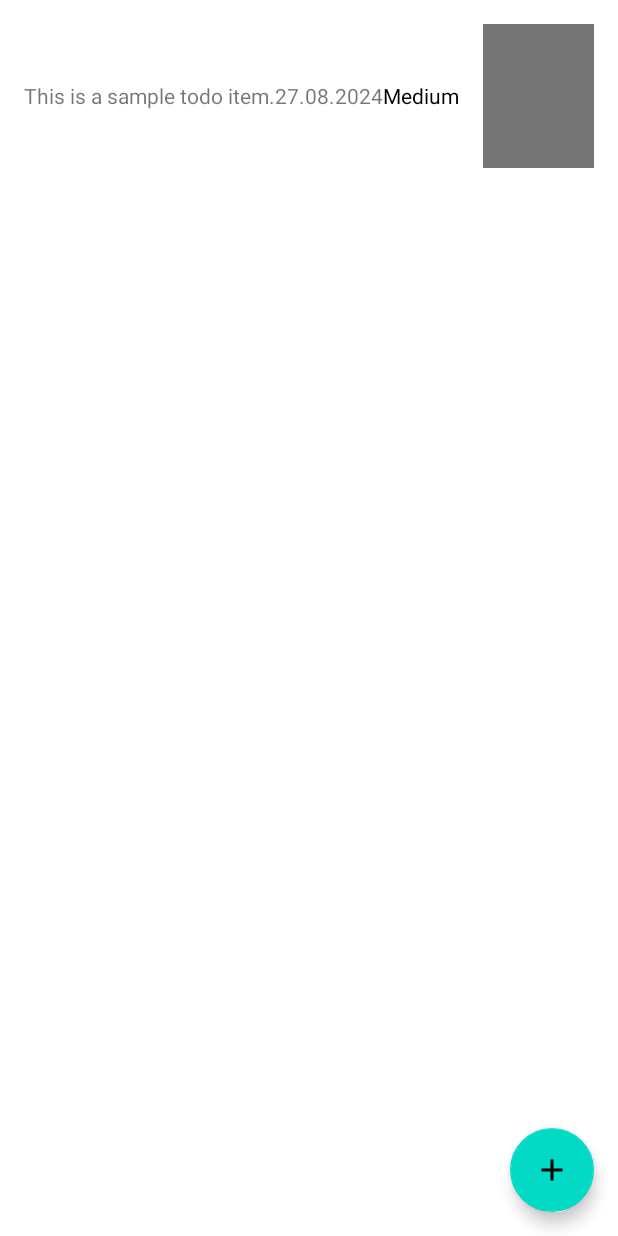
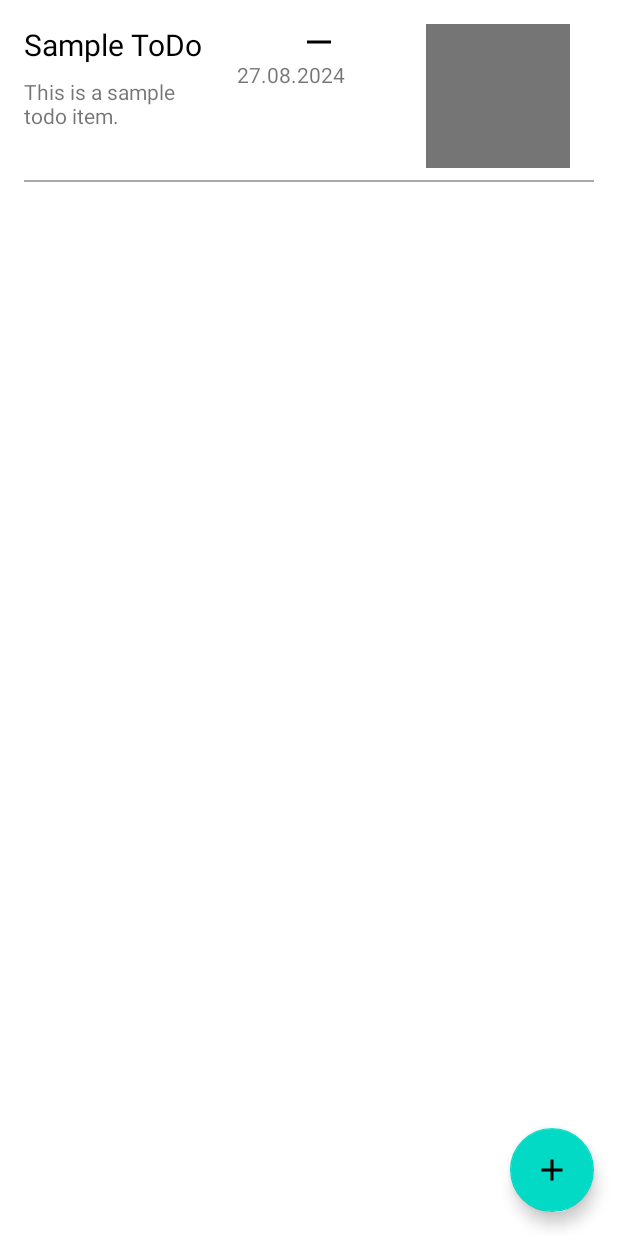
Before and after one commit to KathrinGitHub/ToDo-List, an Android app: the InnerListActivity screen opened directly, with no data from a screen before it, on a phone screen of 412 x 824 dp. Run offline under Robolectric (Android 15) with nearby library versions, the phone set to English and light mode, and no system bars.

Commit message:
revised todo-item, enchanced layout

```diff
--- a/app/src/main/java/com/example/todoapp/InnerListActivity.kt
+++ b/app/src/main/java/com/example/todoapp/InnerListActivity.kt
@@ -17,6 +17,8 @@ import androidx.recyclerview.widget.RecyclerView
 import com.google.android.material.floatingactionbutton.FloatingActionButton
 import java.util.Calendar
 import java.util.UUID
+import android.widget.ImageView
+
 
 
 class InnerListActivity : AppCompatActivity() {
@@ -79,12 +81,22 @@ class InnerListActivity : AppCompatActivity() {
 
     private fun getToDoListByName(name: String?): ToDoList? {
         return if (name != null) {
-            null
+            ToDoList.findByName(name) ?: ToDoList(
+                list_ID = UUID.randomUUID().toString(),
+                name = name,
+                todos = mutableListOf<ToDo>(),
+                creator_ID = "default_creator"
+            )
         } else {
-            //ToDoList(name ?: "Default List", mutableListOf())
-            null
+            ToDoList(
+                list_ID = UUID.randomUUID().toString(),
+                name = "Unnamed List",
+                todos = mutableListOf<ToDo>(),
+                creator_ID = "default_creator"
+            )
         }
     }
+
 
     private fun showAddToDoDialog() {
         val builder = AlertDialog.Builder(this)
@@ -127,9 +139,9 @@ class InnerListActivity : AppCompatActivity() {
                     dueDate = selectedDate,
                     priority = priority
                 )
-                selectedToDoList?.todos?.add(todo)
-                toDoAdapter.notifyDataSetChanged()
-                //toDoAdapter.addToDo(todo)
+                //selectedToDoList?.todos?.add(todo)
+                //toDoAdapter.notifyDataSetChanged()
+                toDoAdapter.addToDo(todo)
 
                 Log.d("MainActivity", "ToDo hinzugefügt:")
                 Log.d("MainActivity", "Title: ${todo.title}")
@@ -160,7 +172,4 @@ class InnerListActivity : AppCompatActivity() {
             getSystemService(Context.NOTIFICATION_SERVICE) as NotificationManager
         notificationManager.createNotificationChannel(channel)
     }
-
-
-
 }
--- a/app/src/main/java/com/example/todoapp/ToDoAdapter.kt
+++ b/app/src/main/java/com/example/todoapp/ToDoAdapter.kt
@@ -10,6 +10,8 @@ import androidx.recyclerview.widget.RecyclerView
 import java.text.SimpleDateFormat
 import java.util.Date
 import java.util.Locale
+import android.widget.ImageView
+
 
 class ToDoAdapter(
     private val todos: MutableList<ToDo>
@@ -19,7 +21,7 @@ class ToDoAdapter(
         val titleTextView: TextView = itemView.findViewById(R.id.textViewTitle)
         val descriptionTextView: TextView = itemView.findViewById(R.id.textViewDescription)
         val dueDateTextView: TextView = itemView.findViewById(R.id.textViewDueDate)
-        val priorityTextView: TextView = itemView.findViewById(R.id.textViewPriority)
+        val priorityImageView: ImageView = itemView.findViewById(R.id.imageViewPriority)
         val checkBox: CheckBox = itemView.findViewById(R.id.checkBox)
     }
 
@@ -32,12 +34,15 @@ class ToDoAdapter(
         val todo = todos[position]
         holder.titleTextView.text = todo.title
         holder.descriptionTextView.text = todo.description
-        holder.dueDateTextView.text = todo.dueDate?.let { formatDate(it) } ?: "No due date"
-        holder.priorityTextView.text = when (todo.priority) {
-            2 -> "High"
-            1 -> "Medium"
-            else -> "Low"
+        holder.dueDateTextView.text = todo.dueDate?.let { formatDate(it) } ?: ""
+
+        val priorityImageResId = when (todo.priority) {
+            2 -> R.drawable.baseline_keyboard_arrow_up_24   // Hohe Priorität
+            1 -> R.drawable.baseline_horizontal_rule_24 // Mittlere Priorität
+            else -> R.drawable.baseline_keyboard_arrow_down_24  // Niedrige Priorität
         }
+        holder.priorityImageView.setImageResource(priorityImageResId)
+
         holder.checkBox.setOnCheckedChangeListener(null)
         holder.checkBox.isChecked = todo.isDone
         holder.checkBox.setOnCheckedChangeListener { _, isChecked ->
@@ -56,7 +61,5 @@ class ToDoAdapter(
         todos.add(todo)
         notifyItemInserted(todos.size -1)
         Log.d("ToDoAdapter", "ToDo hinzugefügt: $todo")
-        notifyDataSetChanged()
-
     }
 }
--- a/app/src/main/java/com/example/todoapp/ToDoList.kt
+++ b/app/src/main/java/com/example/todoapp/ToDoList.kt
@@ -41,6 +41,9 @@ data class ToDoList(
             return allLists
         }
 
+        fun findByName(name: String): ToDoList? {
+            return allLists.find { it.name == name }
+        }
 
     }
 }
--- /dev/null
+++ b/app/src/main/res/drawable/baseline_horizontal_rule_24.xml
@@ -0,0 +1,5 @@
+<vector xmlns:android="http://schemas.android.com/apk/res/android" android:height="24dp" android:tint="#000000" android:viewportHeight="24" android:viewportWidth="24" android:width="24dp">
+
+    <path android:fillColor="@android:color/white" android:fillType="evenOdd" android:pathData="M4,11h16v2h-16z"/>
+
+</vector>
--- /dev/null
+++ b/app/src/main/res/drawable/baseline_keyboard_arrow_down_24.xml
@@ -0,0 +1,5 @@
+<vector xmlns:android="http://schemas.android.com/apk/res/android" android:height="24dp" android:tint="#000000" android:viewportHeight="24" android:viewportWidth="24" android:width="24dp">
+
+    <path android:fillColor="@android:color/white" android:pathData="M7.41,8.59L12,13.17l4.59,-4.58L18,10l-6,6 -6,-6 1.41,-1.41z"/>
+
+</vector>
--- /dev/null
+++ b/app/src/main/res/drawable/baseline_keyboard_arrow_up_24.xml
@@ -0,0 +1,5 @@
+<vector xmlns:android="http://schemas.android.com/apk/res/android" android:height="24dp" android:tint="#000000" android:viewportHeight="24" android:viewportWidth="24" android:width="24dp">
+
+    <path android:fillColor="@android:color/white" android:pathData="M7.41,15.41L12,10.83l4.59,4.58L18,14l-6,-6 -6,6z"/>
+
+</vector>
--- a/app/src/main/res/layout/activity_inner_list.xml
+++ b/app/src/main/res/layout/activity_inner_list.xml
@@ -7,14 +7,7 @@
     android:layout_height="match_parent"
     android:orientation="vertical"
     tools:context=".InnerListActivity">
-<!--
-    <androidx.appcompat.widget.Toolbar
-        android:id="@+id/toolbar"
-        android:layout_width="match_parent"
-        android:layout_height="?attr/actionBarSize"
-        android:background="?attr/colorPrimary"
-        app:popupTheme="@style/ThemeOverlay.AppCompat.Light" />
--->
+
     <androidx.recyclerview.widget.RecyclerView
         android:id="@+id/recyclerView"
         android:layout_width="match_parent"
--- a/app/src/main/res/layout/item_todo.xml
+++ b/app/src/main/res/layout/item_todo.xml
@@ -3,44 +3,77 @@
     xmlns:android="http://schemas.android.com/apk/res/android"
     android:layout_width="match_parent"
     android:layout_height="wrap_content"
-    android:orientation="horizontal"
+    android:orientation="vertical"
     android:padding="16dp">
+
+    <LinearLayout
+        android:layout_width="match_parent"
+        android:layout_height="wrap_content"
+        android:orientation="horizontal">
+
+        <!-- Erste Spalte: Titel und Beschreibung -->
+        <LinearLayout
+            android:layout_width="0dp"
+            android:layout_height="wrap_content"
+            android:layout_weight="1"
+            android:orientation="vertical">
 
             <TextView
                 android:id="@+id/textViewTitle"
+                android:layout_width="match_parent"
+                android:layout_height="wrap_content"
+                android:ellipsize="end"
+                android:maxLines="1"
+                android:textSize="20sp"
+                android:textColor="@android:color/black"
+                android:paddingBottom="8dp"/>
+
+            <TextView
+                android:id="@+id/textViewDescription"
+                android:layout_width="match_parent"
+                android:layout_height="wrap_content"
+                android:textSize="14sp"/>
+        </LinearLayout>
+
+        <!-- Zweite Spalte: Priority-Symbol und Datum -->
+        <LinearLayout
             android:layout_width="0dp"
             android:layout_height="wrap_content"
             android:layout_weight="1"
-        android:ellipsize="end"
-        android:maxLines="1"
-        android:padding="16dp"
-        android:textSize="20sp"
-        android:textColor="@android:color/black" />
+            android:orientation="vertical"
+            android:gravity="center_vertical"
+            android:paddingStart="16dp">
 
-    <TextView
-        android:id="@+id/textViewDescription"
+            <ImageView
+                android:id="@+id/imageViewPriority"
                 android:layout_width="wrap_content"
                 android:layout_height="wrap_content"
-        android:textSize="14sp"/>
+                android:layout_gravity="center"/>
 
             <TextView
                 android:id="@+id/textViewDueDate"
                 android:layout_width="wrap_content"
                 android:layout_height="wrap_content"
                 android:textSize="14sp"/>
+        </LinearLayout>
 
-    <TextView
-        android:id="@+id/textViewPriority"
-        android:layout_width="wrap_content"
-        android:layout_height="wrap_content"
-        android:textSize="14sp"
-        android:textColor="@android:color/black"/>
-
+        <!-- Dritte Spalte: Checkbox -->
         <CheckBox
             android:id="@+id/checkBox"
             android:layout_width="wrap_content"
             android:layout_height="wrap_content"
             android:button="@drawable/rounded_checkbox"
-        android:padding="16dp" />
+            android:padding="16dp"
+            android:layout_gravity="center_vertical"/>
+    </LinearLayout>
+
+    <!-- Trennlinie -->
+    <View
+        android:layout_width="match_parent"
+        android:layout_height="1dp"
+        android:background="@android:color/darker_gray"
+        android:layout_marginTop="8dp"
+        android:layout_marginBottom="8dp"/>
+
 
 </LinearLayout>
```
Also changed, not shown: app/src/main/java/com/example/todoapp/ToDoListOverviewActivity.kt (+6 -3 lines). Lines whose indentation alone changed are shown as unchanged.
